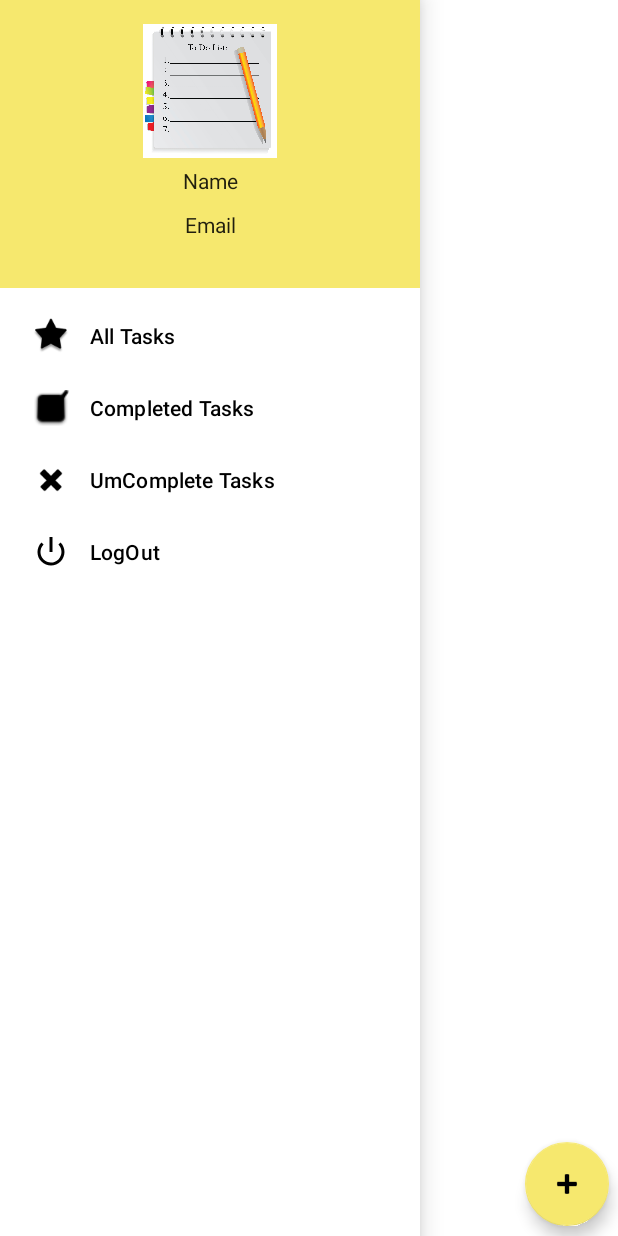
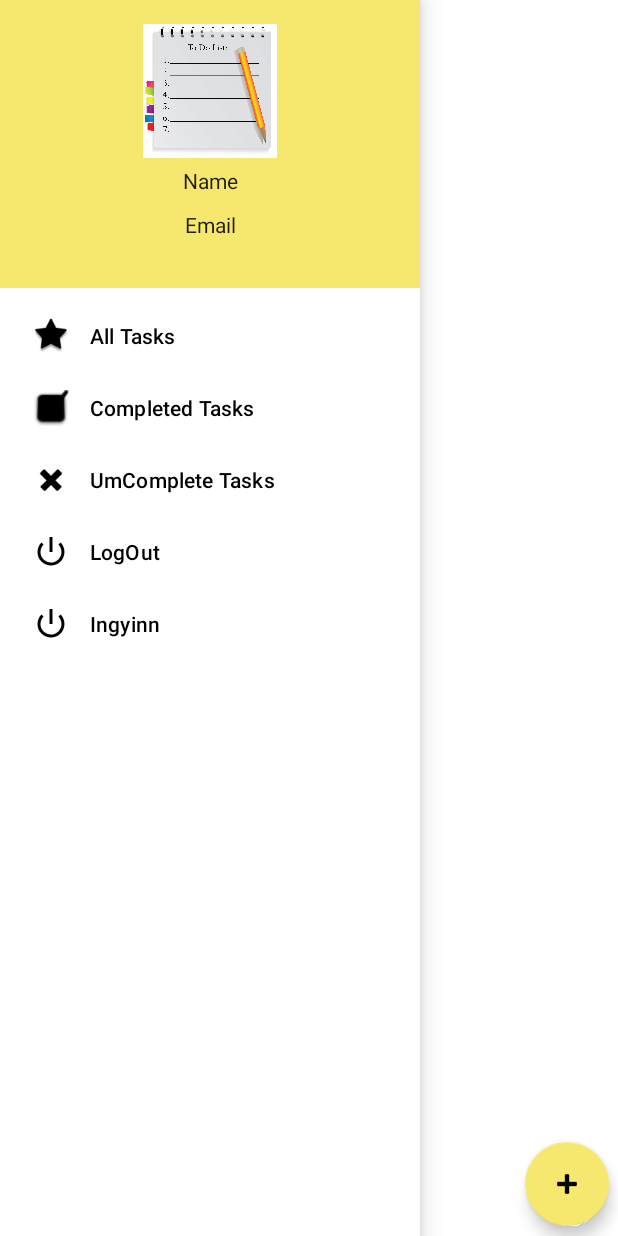
Before and after one commit to NyeinNyeinAye769/ToDoLists, an Android app: the HomeFragment screen opened through its navigation route, with the side drawer open, on a phone screen of 412 x 824 dp. Run offline under Robolectric (Android 15) with nearby library versions, the light colour scheme and no system bars; our stand-ins replace Dagger/Hilt's generated code, Room's generated code, data binding, navigation-ui; libraries missing offline, so code that uses them is left out: androidx.hilt.lifecycle.

Commit message:
#1 add Jean Menu

```diff
--- a/ToDoLists/app/src/main/res/menu/drawer_actions.xml
+++ b/ToDoLists/app/src/main/res/menu/drawer_actions.xml
@@ -32,4 +32,9 @@
         android:id="@+id/logout"
         android:icon="@android:drawable/ic_lock_power_off"
         android:title="@string/logout" />
+
+    <item
+        android:id="@+id/jeanMenu"
+        android:icon="@android:drawable/ic_lock_power_off"
+        android:title="Ingyinn" />
 </menu>
```
